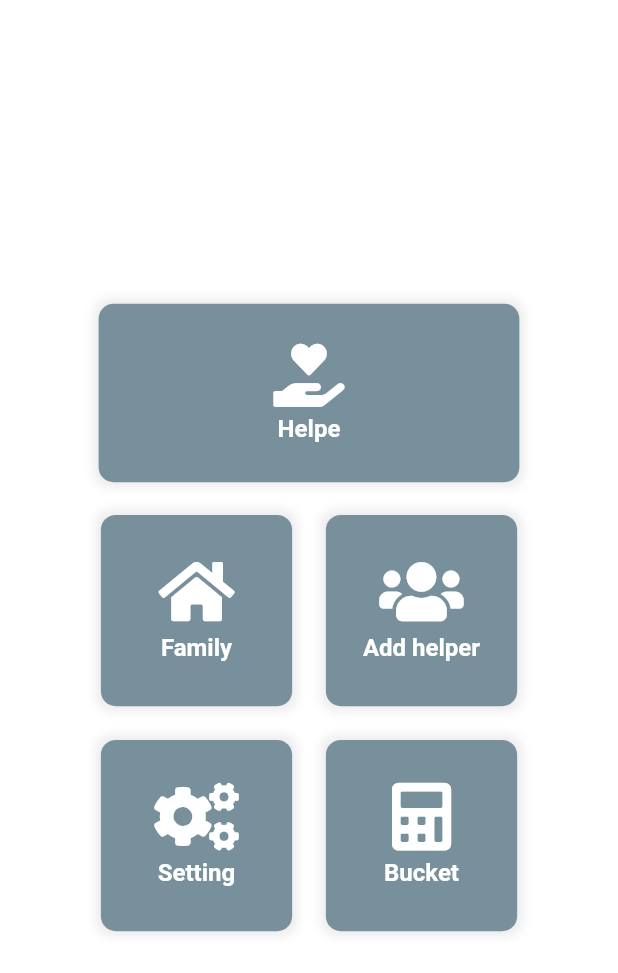
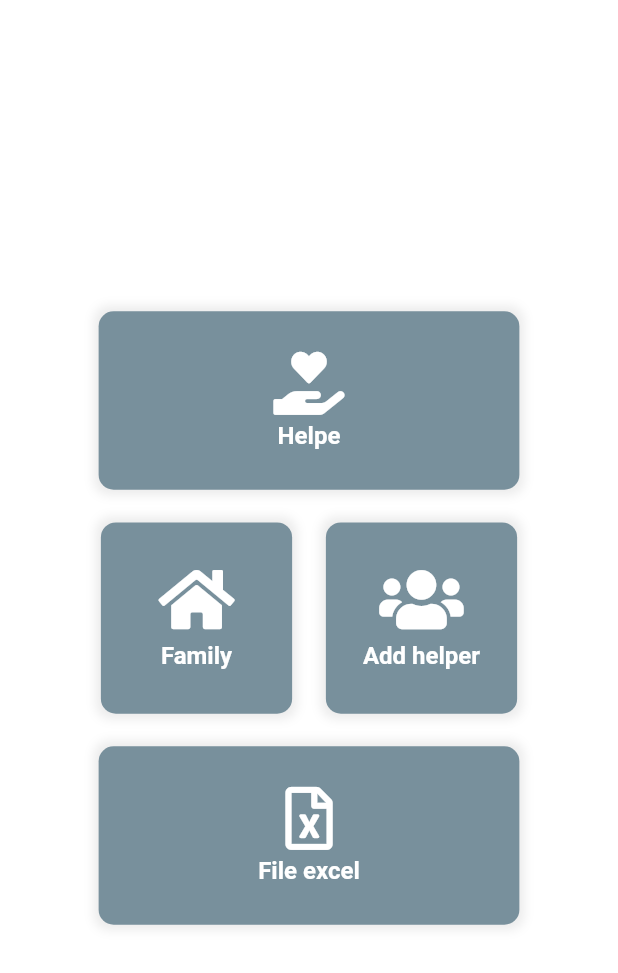
Before and after one commit to setieLouis/spesa_sospesa, a Flutter app: the screen it shows after launch, on a phone screen of 412 x 824 dp. Shown: the top 973 px of the screen. Run offline on Flutter 3.47's test engine with Material 2 defaults, Android fonts, the phone set to English and light mode, and no system bars; our stand-ins replace flutter_svg, font_awesome_flutter; missing offline and left inert: maps_launcher; project files that could hold a hidden picture were left out.

Commit message:
add btn add excel

```diff
--- a/lib/main.dart
+++ b/lib/main.dart
@@ -72,26 +72,22 @@ class AdminHelperView extends StatelessWidget {
                     iconColor: Colors.white,
                   )),
               Container(
-                  width: 150,
+                  width: 300,
                   child: CustomBtn(
-                    icon: FontAwesomeIcons.cogs,
-                    text: "Setting",
+                    icon: FontAwesomeIcons.fileExcel,
+                    text: "File excel",
                     radius: 10,
-                    height: 150,
+                    height: 140,
+                    width: 330,
                     borderColor: Colors.white,
                     background: Colors.blueGrey[400],
                     iconColor: Colors.white,
-                  )),
-              Container(
-                  width: 150,
-                  child: CustomBtn(
-                    icon: FontAwesomeIcons.calculator,
-                    text: "Bucket",
-                    radius: 10,
-                    height: 150,
-                    borderColor: Colors.white,
-                    background: Colors.blueGrey[400],
-                    iconColor: Colors.white,
+                    onPress: () {
+                      Navigator.push(
+                          context,
+                          MaterialPageRoute(
+                              builder: (context) => SimpleHelperView()));
+                    },
                   )),
             ],
           ),
```
